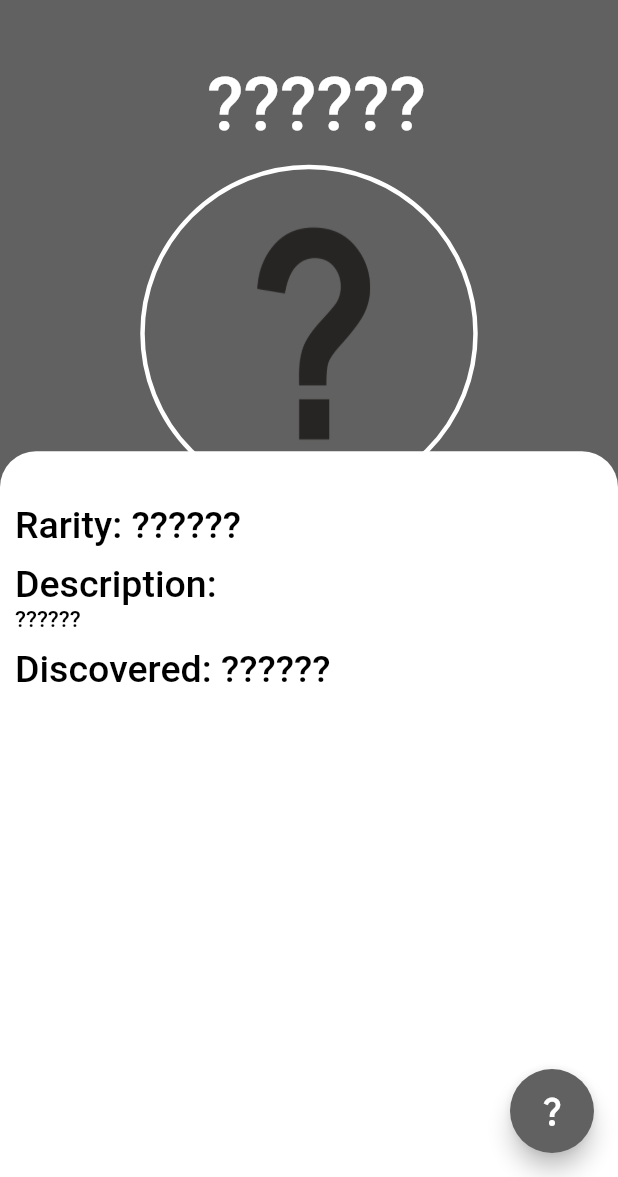
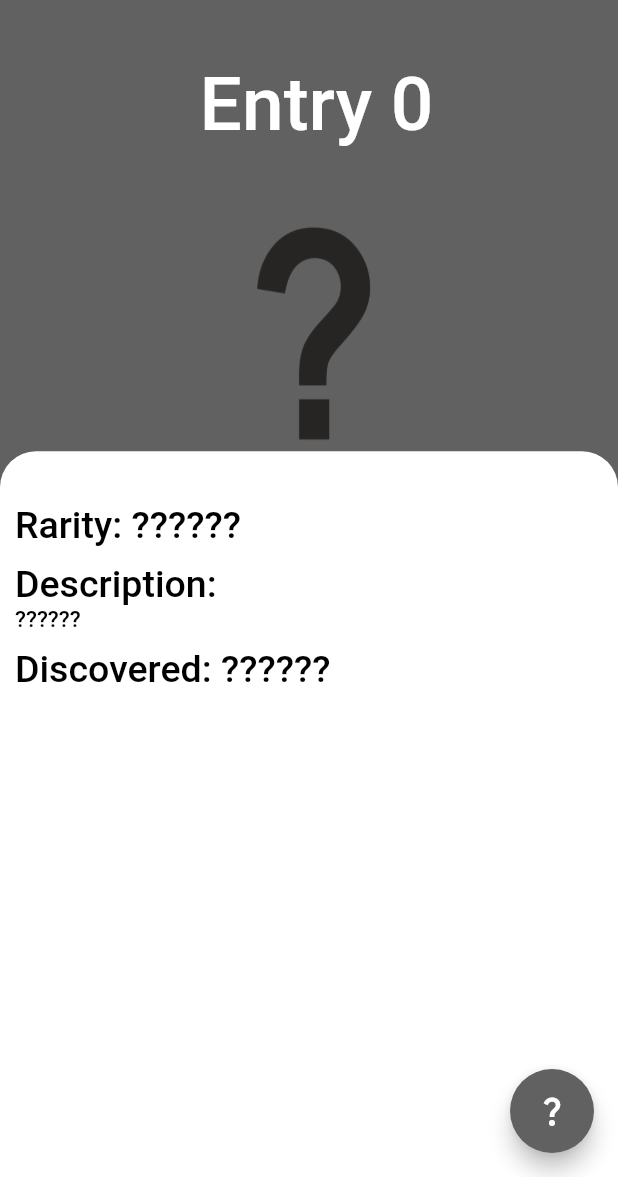
Before and after one commit to KyleSix/SlugDex, a Flutter app: the dexEntryView screen opened directly with empty values, on a phone screen of 412 x 824 dp, the part 59-1236 px from its top. Run offline on Flutter 3.47's test engine with Material 2 defaults, Android fonts, the light colour scheme and no system bars; our stand-ins replace google_maps_flutter, location; statements that could not run were skipped.

Commit message:
Added Borders to Images

```diff
--- a/Flutter/slugdex/lib/screens/DexEntryView.dart
+++ b/Flutter/slugdex/lib/screens/DexEntryView.dart
@@ -7,7 +7,8 @@ class dexEntryView extends StatelessWidget {
   final Entry entry;
   @override
   Widget build(BuildContext context) {
-    String name = '??????';
+    int entryID =entry.iD!;
+    String name = 'Entry $entryID';
     String description = '??????';
     String rarity = '??????';
     String img = 'assets/images/undiscovered.png';
@@ -80,7 +81,7 @@ class dexEntryView extends StatelessWidget {
                           width: 225.0,
                           height: 225.0,
                           decoration: BoxDecoration(
-                              border: Border.all(color: Colors.white, width: 3.0),
+                              border: getBorderForImageView(entry),
                               shape: BoxShape.circle,
                               image: DecorationImage(
                             fit: BoxFit.fill,
@@ -162,3 +163,11 @@ Widget _getHintButton(Entry entry, Color backColor, BuildContext context) {
       );
   }
 }
+
+Border getBorderForImageView(Entry entry) {
+  if(entry.discovered == 1) {
+    return Border.all(color: Colors.white, width: 3.0);
+  } else {
+    return Border.all(color: Colors.transparent, width: 0.0);
+  }
+}
```
Also changed, not shown: Flutter/slugdex/lib/screens/DexEntryPage.dart (+24 -4 lines).
